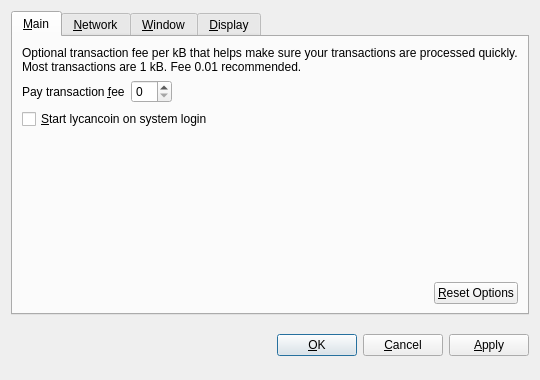
Before: the Qt Designer form src/qt/forms/optionsdialog.ui in lycancoin/lycancoin-release, drawn with Qt 5.
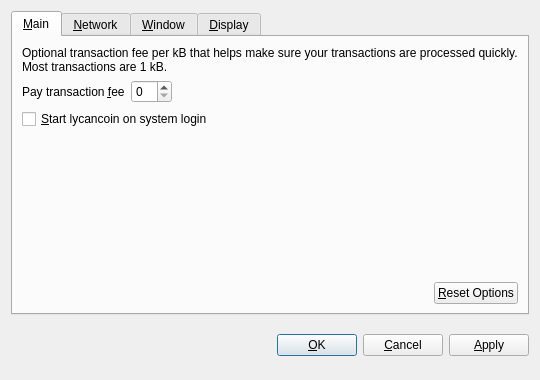
After: the same form once the commit is applied. The open tabs and pages were chosen to show the change. Custom widgets are drawn as their Qt base class.

```diff
--- a/src/qt/forms/optionsdialog.ui
+++ b/src/qt/forms/optionsdialog.ui
@@ -33,7 +33,7 @@
        <item>
         <widget class="QLabel" name="transactionFeeInfoLabel">
          <property name="text">
-          <string>Optional transaction fee per kB that helps make sure your transactions are processed quickly. Most transactions are 1 kB. Fee 0.01 recommended.</string>
+          <string>Optional transaction fee per kB that helps make sure your transactions are processed quickly. Most transactions are 1 kB.</string>
          </property>
          <property name="textFormat">
           <enum>Qt::PlainText</enum>
```
